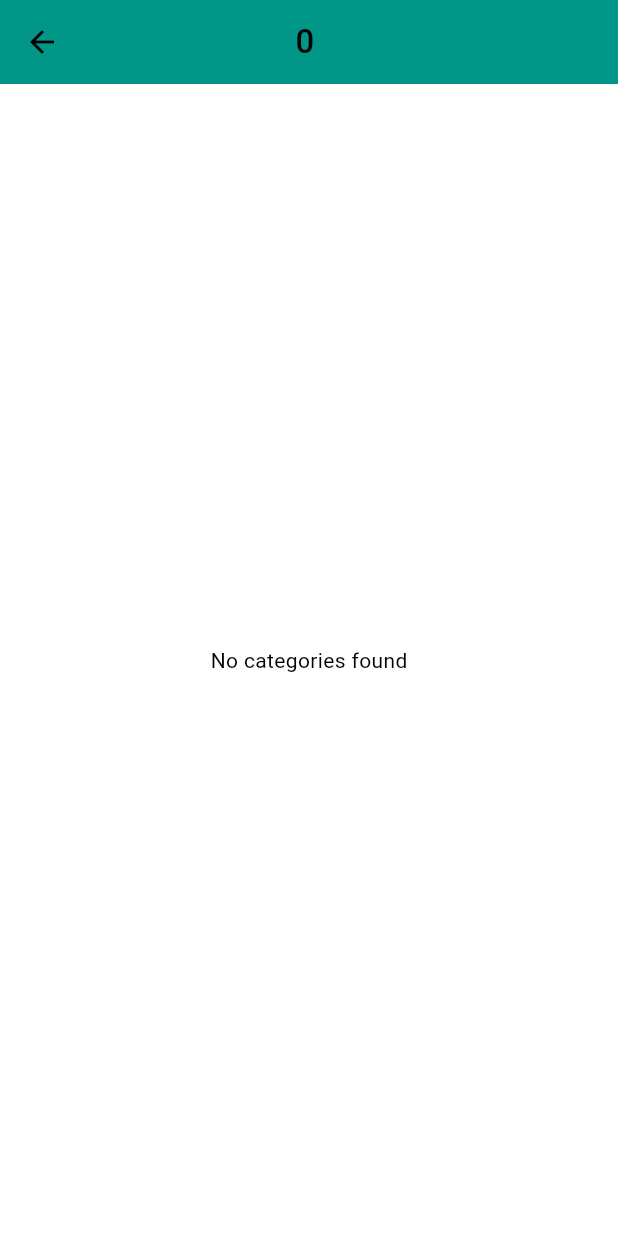
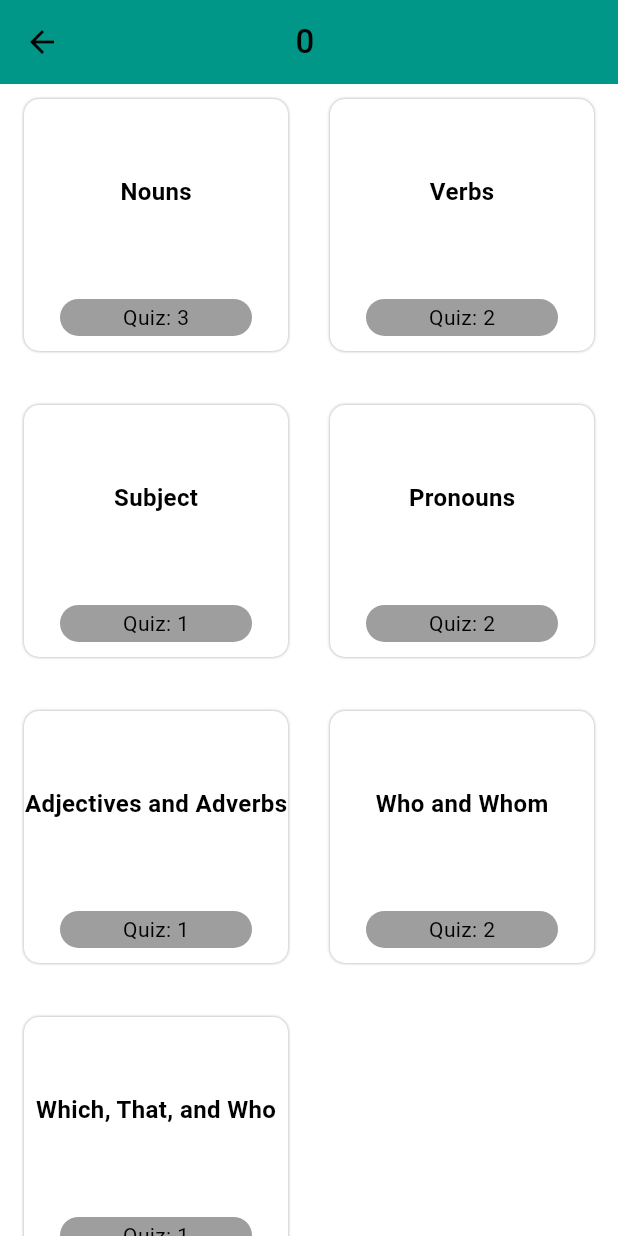
Before and after one commit to Bilal17809/ai_checker_translator, a Flutter app: the ParaphraseView screen opened by its route, on a phone screen of 412 x 824 dp. Run offline on Flutter 3.47's test engine with Material 3 defaults, Android fonts, the phone set to English and light mode, and no system bars; our stand-ins replace curved_navigation_bar, flutter_tts, fluttertoast, get, google_generative_ai, shared_preferences and 1 more; missing offline and left inert: country_flags, panara_dialogs, translator; accounts and stored records are empty; Roboto replaces fonts that are missing (Montserrat).

Commit message:
06/25/2025 by izhar

```diff
--- a/lib/core/routes/routes.dart
+++ b/lib/core/routes/routes.dart
@@ -1,15 +1,16 @@
 import 'package:ai_checker_translator/bindings/bindings.dart';
-import 'package:ai_checker_translator/presentations/Quiz_levels/view/quiz_level_screen.dart';
 import 'package:ai_checker_translator/presentations/ai_dictionary/view/ai_dictionary_page.dart';
 import 'package:ai_checker_translator/presentations/ai_translator/view/ai_translator_page.dart';
 import 'package:ai_checker_translator/presentations/ai_translator/view/curved_bottom_navbar.dart';
 import 'package:ai_checker_translator/presentations/aska/view/ask_ai_screen.dart';
 import 'package:ai_checker_translator/presentations/bottom_nav_bar/bottom_nav_bar.dart';
 import 'package:ai_checker_translator/presentations/home/view/home_view.dart';
+import 'package:ai_checker_translator/presentations/paraphrase/quizzes/quizzes_screen.dart';
 import 'package:ai_checker_translator/presentations/paraphrase/view/paraphrase_view.dart';
 import 'package:ai_checker_translator/presentations/quizdetail/view/quiz_detail_screen.dart';
 import 'package:ai_checker_translator/presentations/splash/view/splash_page.dart';
 import 'package:get/get.dart';
+import '../../presentations/Quiz_levels/view/quiz_level_screen.dart';
 import 'routes_name.dart';
 
 class Routes {
@@ -71,5 +72,11 @@ class Routes {
       page: () => QuizLevelScreen(),
       binding: AllBindins(),
     ),
+
+    GetPage(
+      name: RoutesName.quizzesscreen,
+      page: () => QuizzesScreen(),
+      binding: AllBindins(),
+    ),
   ];
 }
--- a/lib/core/routes/routes_name.dart
+++ b/lib/core/routes/routes_name.dart
@@ -10,6 +10,6 @@ class RoutesName {
   static const String aidictionary = "/ai_dictionary";
   static const String quizdetailscreen = "/quiz_detail_screen";
   static const String quizlevelscreen = "/quiz_level_screen";
-
+  static const String quizzesscreen = "/quizzes_scren";
   // static const String aiDictionaryPage = 'aiDictionary_page';
 }
--- a/lib/presentations/paraphrase/controller/Categories_controller.dart
+++ b/lib/presentations/paraphrase/controller/Categories_controller.dart
@@ -1,39 +1,27 @@
-
 import 'package:ai_checker_translator/database/models/categories_model.dart';
 import 'package:ai_checker_translator/database/services/database_helper.dart';
 import 'package:ai_checker_translator/presentations/paraphrase/model/grammarcategory_model.dart';
 import 'package:get/get.dart';
 
-
 class CategoriesController extends GetxController {
-
   var categoriesList = <CategoriesModel>[].obs;
   var isLoading = true.obs;
 
   var grammarCategories =
       <GrammarCategoryModel>[
-        GrammarCategoryModel(title: "Nouns  ", level: 1, quizCount: 3),
-        GrammarCategoryModel(title: "Verbs", level: 2, quizCount: 2),
-        GrammarCategoryModel(title: "Subject", level: 3, quizCount: 1),
-        GrammarCategoryModel(title: "Pronouns", level: 4, quizCount: 2),
-        GrammarCategoryModel(
-          title: "Adjective and Adverbs",
-          level: 5,
-          quizCount: 3,
-        ),
-        GrammarCategoryModel(title: "Who and Whom", level: 6, quizCount: 1),
-        GrammarCategoryModel(
-          title: "Which, That, and Who",
-          level: 7,
-          quizCount: 2,
-        ),
+        GrammarCategoryModel(title: "Nouns  ", quizCount: 3),
+        GrammarCategoryModel(title: "Verbs", quizCount: 2),
+        GrammarCategoryModel(title: "Subject", quizCount: 1),
+        GrammarCategoryModel(title: "Pronouns", quizCount: 2),
+        GrammarCategoryModel(title: "Adjectives and Adverbs", quizCount: 1),
+        GrammarCategoryModel(title: "Who and Whom", quizCount: 2),
+        GrammarCategoryModel(title: "Which, That, and Who", quizCount: 1),
       ].obs;
-
 
   @override
   void onInit() {
     super.onInit();
-     fetchCategoriesData();
+    fetchCategoriesData();
   }
 
   Future<void> fetchCategoriesData() async {
--- a/lib/presentations/paraphrase/model/grammarcategory_model.dart
+++ b/lib/presentations/paraphrase/model/grammarcategory_model.dart
@@ -1,11 +1,9 @@
 class GrammarCategoryModel {
   final String title;
-  final int level;
   final int quizCount;
 
   GrammarCategoryModel({
     required this.title,
-    required this.level,
     required this.quizCount,
   });
 }
--- a/lib/presentations/paraphrase/view/paraphrase_view.dart
+++ b/lib/presentations/paraphrase/view/paraphrase_view.dart
@@ -1,4 +1,3 @@
-
 import 'package:ai_checker_translator/presentations/Quiz_levels/controller/quizzeslevel_controller.dart';
 import 'package:ai_checker_translator/presentations/Quiz_levels/view/quiz_level_screen.dart';
 import 'package:ai_checker_translator/presentations/paraphrase/controller/Categories_controller.dart';
@@ -6,9 +5,6 @@ import 'package:ai_checker_translator/presentations/paraphrase/widget/quizzess_g
 import 'package:ai_checker_translator/presentations/quizdetail/controller/quiz_detail_controller.dart';
 import 'package:flutter/material.dart';
 import 'package:get/get.dart';
-// import 'package:get/get_state_manager/src/rx_flutter/rx_obx_widget.dart';
-// import 'package:get/instance_manager.dart';
-// import 'package:http/http.dart';
 
 class ParaphraseView extends StatefulWidget {
   final int id;
@@ -20,14 +16,12 @@ class ParaphraseView extends StatefulWidget {
 }
 
 class _ParaphraseViewState extends State<ParaphraseView> {
-
   final categoriesController = Get.put(CategoriesController());
   final quizDetailController = Get.put(QuizDetailController());
   final quizzeslevelController = Get.put(QuizzeslevelController());
 
   @override
   Widget build(BuildContext context) {
-
     return Scaffold(
       appBar: AppBar(
         title: Text("${widget.id} ${widget.menuname}"),
@@ -39,30 +33,39 @@ class _ParaphraseViewState extends State<ParaphraseView> {
           return const Center(child: CircularProgressIndicator());
         }
 
-        if (categoriesController.categoriesList.isEmpty) {
+        if (categoriesController.grammarCategories.isEmpty) {
           return const Center(child: Text("No categories found"));
         }
 
         return GridView.builder(
-          gridDelegate: SliverGridDelegateWithFixedCrossAxisCount(
+          padding: const EdgeInsets.symmetric(horizontal: 10),
+          gridDelegate: const SliverGridDelegateWithFixedCrossAxisCount(
             crossAxisCount: 2,
-            mainAxisSpacing: 10,
-            crossAxisSpacing: 10,
+            mainAxisSpacing: 16,
+            crossAxisSpacing: 16,
+            childAspectRatio: 1.00,
           ),
           itemCount: categoriesController.grammarCategories.length,
           itemBuilder: (context, index) {
             final item = categoriesController.grammarCategories[index];
+            final title = item.title.trim();
+
             return QuizzessGrammarWidget(
-              grammarTitle: item.title,
+              grammarTitle: title,
               quizNumber: "Quiz: ${item.quizCount}",
               onTap: () {
+                quizzeslevelController.fetchLevelsByCategory(
+                  item.title,
+                ); // Map format
+                Get.to(
+                  () => const QuizLevelScreen(),
+                  arguments: item,
+                ); // Passing map to next screen
 
-                Get.to(() => const QuizLevelScreen(), arguments: item);
               },
             );
           },
         );
-
       }),
     );
   }
--- a/pubspec.yaml
+++ b/pubspec.yaml
@@ -56,6 +56,7 @@ dependencies:
   google_generative_ai: ^0.4.7
   intl: ^0.20.2
   html: ^0.15.6
+  smooth_page_indicator: ^1.2.1
 
 dev_dependencies:
   flutter_test:
```
Also changed, not shown: lib/database/models/quiz_details_model.dart (+3 -4 lines), lib/database/services/database_helper.dart (+14 -0 lines), lib/presentations/Quiz_levels/controller/quizzeslevel_controller.dart (+58 -19 lines), lib/presentations/Quiz_levels/view/quiz_level_screen.dart (+115 -31 lines), lib/presentations/quizdetail/controller/quiz_detail_controller.dart (+24 -0 lines), lib/database/models/quizzes_model.dart (indentation only), lib/presentations/home/view/model.dart (added), pubspec.lock.
